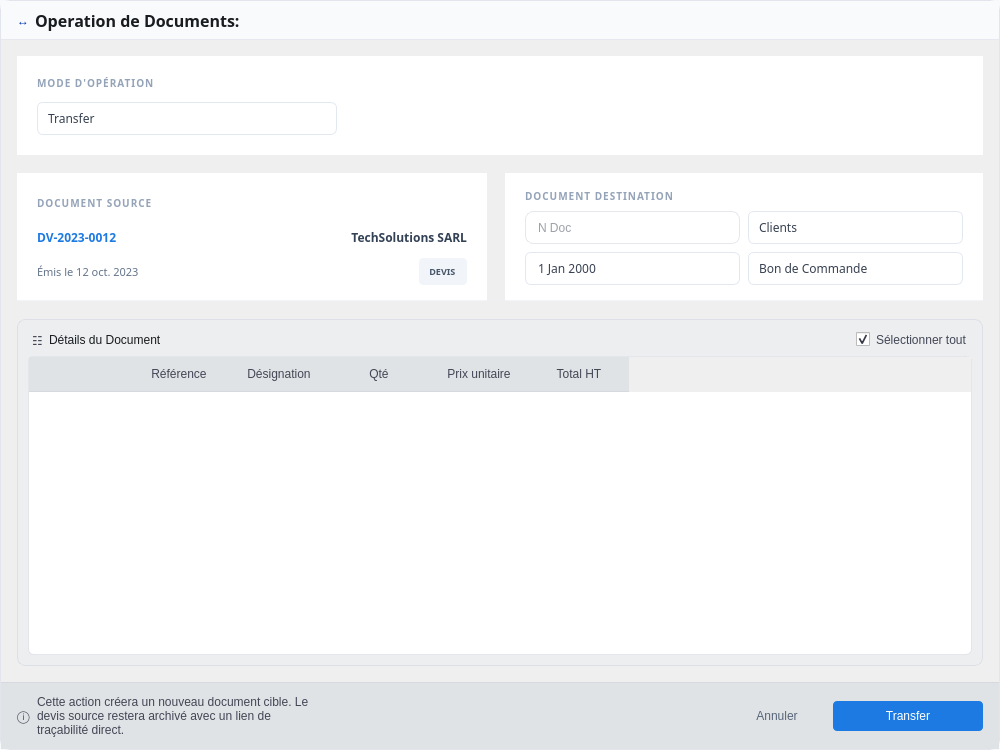
The window that program/windows/transfer_window/transfert_document_dialog.ui (lak-barmajyat/ERP) describes before a commit, drawn with Qt 5.
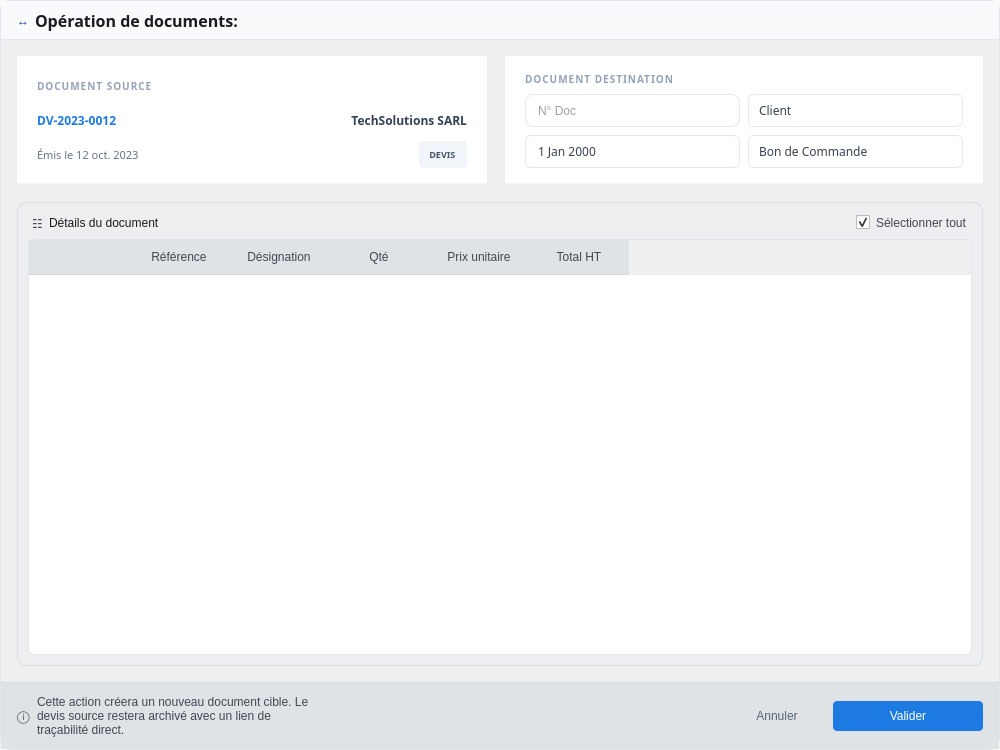
The same window after the commit. Icons and pictures are not drawn.

Diff of the .ui file:
```diff
--- a/program/windows/transfer_window/transfert_document_dialog.ui
+++ b/program/windows/transfer_window/transfert_document_dialog.ui
@@ -111,7 +111,7 @@
             <string notr="true">QLabel#labelTitlePrefix { color: #191c1e; font: 700 12pt &quot;Overpass&quot;; }</string>
            </property>
            <property name="text">
-            <string>Operation de Documents:</string>
+            <string>Opération de documents:</string>
            </property>
           </widget>
          </item>
@@ -164,131 +164,6 @@
           <property name="bottomMargin">
            <number>16</number>
           </property>
-          <item>
-           <widget class="QFrame" name="frame">
-            <property name="styleSheet">
-             <string notr="true">QFrame 
-{
-	background-color:#ffffff;
-}</string>
-            </property>
-            <layout class="QVBoxLayout" name="_15">
-             <property name="spacing">
-              <number>24</number>
-             </property>
-             <property name="leftMargin">
-              <number>20</number>
-             </property>
-             <property name="topMargin">
-              <number>20</number>
-             </property>
-             <property name="rightMargin">
-              <number>20</number>
-             </property>
-             <property name="bottomMargin">
-              <number>20</number>
-             </property>
-             <item>
-              <layout class="QVBoxLayout" name="_16">
-               <property name="spacing">
-                <number>12</number>
-               </property>
-               <item>
-                <widget class="QLabel" name="label_18">
-                 <property name="font">
-                  <font>
-                   <family>Overpass</family>
-                   <pointsize>-1</pointsize>
-                   <weight>75</weight>
-                   <bold>true</bold>
-                  </font>
-                 </property>
-                 <property name="styleSheet">
-                  <string>font-size: 10px; font-weight: bold; color: #94a3b8; letter-spacing: 1px;</string>
-                 </property>
-                 <property name="text">
-                  <string>MODE D'OPÉRATION</string>
-                 </property>
-                </widget>
-               </item>
-               <item>
-                <layout class="QHBoxLayout" name="_17">
-                 <property name="spacing">
-                  <number>8</number>
-                 </property>
-                 <item>
-                  <widget class="QComboBox" name="comboModeOperation">
-                   <property name="minimumSize">
-                    <size>
-                     <width>300</width>
-                     <height>0</height>
-                    </size>
-                   </property>
-                   <property name="font">
-                    <font>
-                     <family>Overpass</family>
-                     <pointsize>9</pointsize>
-                     <weight>50</weight>
-                     <italic>false</italic>
-                     <bold>false</bold>
-                    </font>
-                   </property>
-                   <property name="styleSheet">
-                    <string notr="true">QComboBox {
-    background-color: #ffffff;
-    border: 1px solid #e2e8f0;
-    border-radius: 6px;
-    padding: 6px 10px;
-    font: 400 9pt &quot;Overpass&quot;;
-    color: #374151;
-}
-QComboBox::drop-down {
-    border: none;
-    width: 18px;
-}
-QComboBox::down-arrow {
-    image: url(program/assets/global/down_blue_arrow.svg);
-    width: 10px;
-    height: 10px;
-}</string>
-                   </property>
-                   <item>
-                    <property name="text">
-                     <string>Transfer</string>
-                    </property>
-                   </item>
-                   <item>
-                    <property name="text">
-                     <string>Dublique</string>
-                    </property>
-                   </item>
-                   <item>
-                    <property name="text">
-                     <string>Remplace</string>
-                    </property>
-                   </item>
-                  </widget>
-                 </item>
-                 <item>
-                  <spacer name="horizontalSpacer">
-                   <property name="orientation">
-                    <enum>Qt::Horizontal</enum>
-                   </property>
-                   <property name="sizeHint" stdset="0">
-                    <size>
-                     <width>40</width>
-                     <height>20</height>
-                    </size>
-                   </property>
-                  </spacer>
-                 </item>
-                </layout>
-               </item>
-              </layout>
-             </item>
-            </layout>
-           </widget>
-          </item>
           <item>
            <layout class="QHBoxLayout" name="horizontalLayout_2">
             <property name="rightMargin">
@@ -509,7 +384,7 @@
 }</string>
                    </property>
                    <property name="placeholderText">
-                    <string>N Doc</string>
+                    <string>N° Doc</string>
                    </property>
                   </widget>
                  </item>
@@ -551,7 +426,7 @@
                    </property>
                    <item>
                     <property name="text">
-                     <string>Clients</string>
+                    <string>Client</string>
                     </property>
                    </item>
                   </widget>
@@ -712,7 +587,7 @@
                    <string notr="true">QLabel#labelDetailsTitle { color: #191c1e; font: 700 11pt &quot;Overpass&quot;; }</string>
                   </property>
                   <property name="text">
-                   <string>Détails du Document</string>
+                   <string>Détails du document</string>
                   </property>
                  </widget>
                 </item>
@@ -907,7 +782,7 @@
             <string notr="true">QPushButton#btnLaunchTransfer { border: none; border-radius: 4px; color: #ffffff; font: 700 9pt &quot;Overpass&quot;; padding: 8px 18px; background-color: #1d7ae2; } QPushButton#btnLaunchTransfer:hover { background-color: #0037b0; }</string>
            </property>
            <property name="text">
-            <string>Transfer</string>
+            <string>Valider</string>
            </property>
           </widget>
          </item>
```
